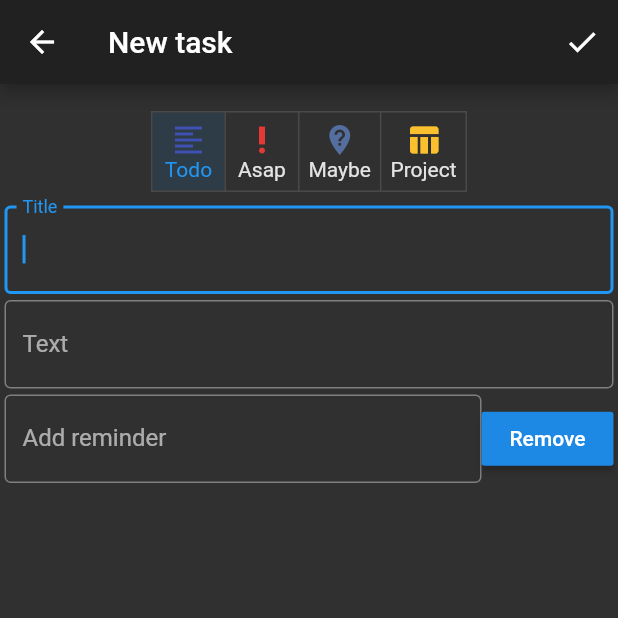
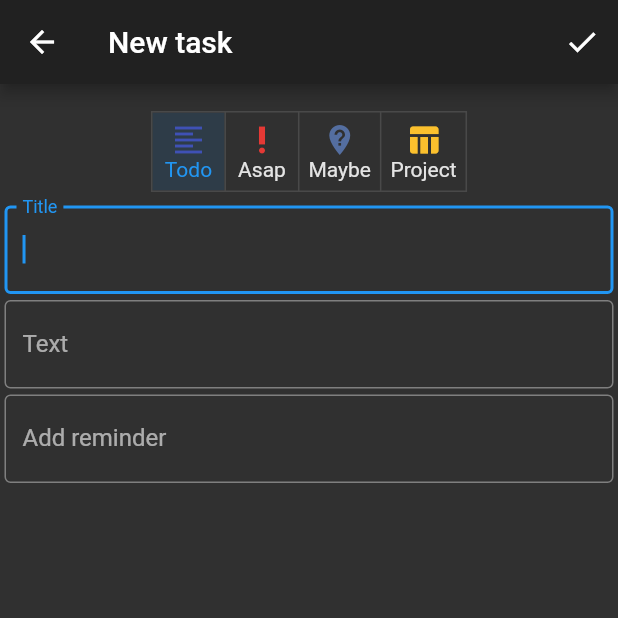
Before and after one commit to Honza0297/ITU, a Flutter app: the NewTask screen opened directly, on a phone screen of 412 x 824 dp, the top half of it. Run offline on Flutter 3.47's test engine with Material 2 defaults, Android fonts, the phone set to English and light mode, and no system bars; our stand-ins replace flutter_slidable, shared_preferences; accounts and stored records are empty; statements that could not run were skipped.

Commit message:
new task works so much beautifully, denny is so happy now!

```diff
--- a/lib/NewTask.dart
+++ b/lib/NewTask.dart
@@ -44,6 +44,18 @@ class _NewTaskState extends State<NewTask> {
   final EdgeInsets myPadding = EdgeInsets.fromLTRB(1, 1, 1, 3);
 
   MyToggleButtons buttons = MyToggleButtons(NewTask.typeClass);
+
+  @override
+  void initState(){
+    dateTimeNotification = null;
+  }
+
+  RemoveReminder() {
+    setState(() {
+      dateTimeNotification = null;
+      dtPickerController.text = "";
+    });
+  }
 
   @override
   void dispose(){
@@ -123,7 +135,6 @@ class _NewTaskState extends State<NewTask> {
           ),
           Padding(
             padding: myPadding,
-
             child: Row(
               children: <Widget>[
                 Flexible(
@@ -162,7 +173,11 @@ class _NewTaskState extends State<NewTask> {
                         return;
 
                       lastPickedTime = $time;
-                      dateTimeNotification = DateTime(date.year, date.month, date.day, lastPickedTime.hour, lastPickedTime.minute);
+
+                      setState(() {
+                        dateTimeNotification = DateTime(date.year, date.month, date.day, lastPickedTime.hour, lastPickedTime.minute);
+                      });
+
                       dtPickerController.text = DateFormat('dd. MM. yyyy - kk:mm').format(dateTimeNotification);
 
                     },
@@ -172,23 +187,19 @@ class _NewTaskState extends State<NewTask> {
                     ),
                   ),
                 ),
-                RaisedButton(
-                  child: Text("Remove"),
-                  onPressed: (){
-                    dateTimeNotification = null;
-                  },
-                )
+                dateTimeNotification != null ? Padding(
+                  padding: const EdgeInsets.fromLTRB(5, 0, 1, 1),
+                  child: IconButton(
+                    icon: new Icon(Icons.delete),
+                    onPressed: () => RemoveReminder(),
+                  ),
+                ) : Container(),//just an empty widget (null is not working)
               ],
             ),
           ),
         ],
       ),
     );
-  }
-
-  RemoveReminder() {
-    setState(() {
-    });
   }
 }
 
```
